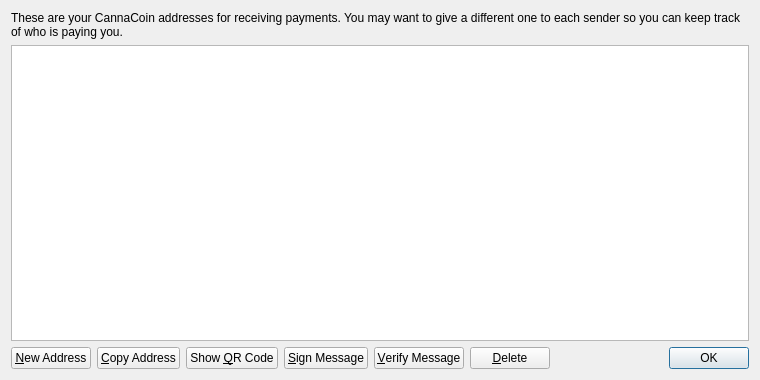
The window that src/qt/forms/addressbookpage.ui (Cannacoin-Project/Cannacoin) describes before a commit, drawn with Qt 5.
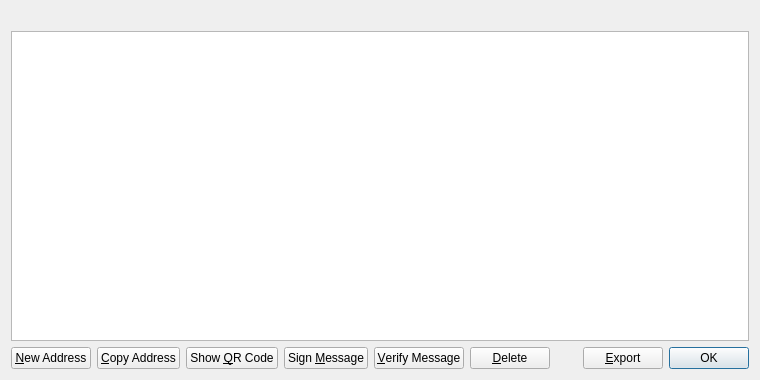
The same window after the commit. Icons and pictures are not drawn.

The edit to the form file:
```diff
--- a/src/qt/forms/addressbookpage.ui
+++ b/src/qt/forms/addressbookpage.ui
@@ -16,9 +16,6 @@
   <layout class="QVBoxLayout" name="verticalLayout">
    <item>
     <widget class="QLabel" name="labelExplanation">
-     <property name="text">
-      <string>These are your CannaCoin addresses for receiving payments. You may want to give a different one to each sender so you can keep track of who is paying you.</string>
-     </property>
      <property name="textFormat">
       <enum>Qt::PlainText</enum>
      </property>
@@ -102,7 +99,7 @@
         <string>Sign a message to prove you own a Bitcoin address</string>
        </property>
        <property name="text">
-        <string>&amp;Sign Message</string>
+        <string>Sign &amp;Message</string>
        </property>
        <property name="icon">
         <iconset resource="../bitcoin.qrc">
@@ -151,6 +148,20 @@
        </property>
       </spacer>
      </item>
+     <item>
+      <widget class="QPushButton" name="exportButton">
+       <property name="toolTip">
+        <string>Export the data in the current tab to a file</string>
+       </property>
+       <property name="text">
+        <string>&amp;Export</string>
+       </property>
+       <property name="icon">
+        <iconset resource="../bitcoin.qrc">
+         <normaloff>:/icons/export</normaloff>:/icons/export</iconset>
+       </property>
+      </widget>
+     </item>
      <item>
       <widget class="QDialogButtonBox" name="buttonBox">
        <property name="sizePolicy">
```
Left out of the diff: 12 changed lines with no effect on the pictures.
